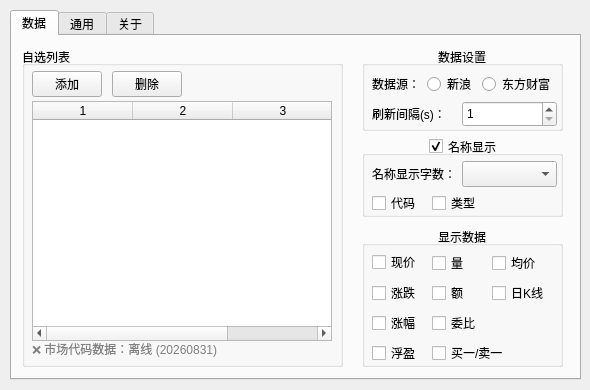
Before: the Qt Designer form stockwidget/ui/generated/settings.ui in sbr0574/StockWidget, drawn with Qt 5.
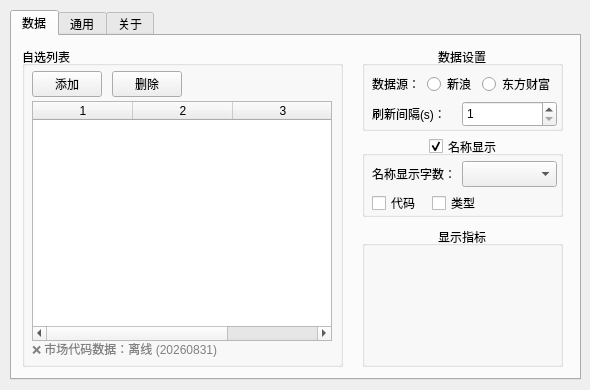
After: the same form once the commit is applied. Icons and pictures are not drawn.

Commit message:
feat: Refactor settings dialog to use dynamic metric pool
- Replaced static checkboxes for metrics in the settings dialog with a dynamic MetricPoolWidget.
- Updated UI elements in settings.ui to reflect the new metric display terminology.
- Removed legacy checkbox connections and integrated metric visibility management through the new pool.
- Added functionality to maintain the order and visibility of metrics using drag-and-drop in the MetricPoolWidget.
- Implemented tests for metric layout and pool interactions to ensure proper functionality and state management.

```diff
--- a/stockwidget/ui/generated/settings.ui
+++ b/stockwidget/ui/generated/settings.ui
@@ -209,7 +209,7 @@
       </rect>
      </property>
      <property name="title">
-      <string>显示数据</string>
+      <string>显示指标</string>
      </property>
      <property name="alignment">
       <set>Qt::AlignmentFlag::AlignCenter</set>
@@ -217,136 +217,6 @@
      <property name="flat">
       <bool>true</bool>
      </property>
-     <widget class="QCheckBox" name="cb_price">
-      <property name="geometry">
-       <rect>
-        <x>10</x>
-        <y>24</y>
-        <width>51</width>
-        <height>24</height>
-       </rect>
-      </property>
-      <property name="text">
-       <string>现价</string>
-      </property>
-     </widget>
-     <widget class="QCheckBox" name="cb_diff">
-      <property name="geometry">
-       <rect>
-        <x>10</x>
-        <y>55</y>
-        <width>51</width>
-        <height>24</height>
-       </rect>
-      </property>
-      <property name="text">
-       <string>涨跌</string>
-      </property>
-     </widget>
-     <widget class="QCheckBox" name="cb_pct">
-      <property name="geometry">
-       <rect>
-        <x>10</x>
-        <y>85</y>
-        <width>61</width>
-        <height>24</height>
-       </rect>
-      </property>
-      <property name="text">
-       <string>涨幅</string>
-      </property>
-     </widget>
-     <widget class="QCheckBox" name="cb_vol">
-      <property name="geometry">
-       <rect>
-        <x>70</x>
-        <y>25</y>
-        <width>51</width>
-        <height>24</height>
-       </rect>
-      </property>
-      <property name="text">
-       <string>量</string>
-      </property>
-     </widget>
-     <widget class="QCheckBox" name="cb_amount">
-      <property name="geometry">
-       <rect>
-        <x>70</x>
-        <y>55</y>
-        <width>51</width>
-        <height>24</height>
-       </rect>
-      </property>
-      <property name="text">
-       <string>额</string>
-      </property>
-     </widget>
-     <widget class="QCheckBox" name="cb_avg">
-      <property name="geometry">
-       <rect>
-        <x>130</x>
-        <y>25</y>
-        <width>51</width>
-        <height>24</height>
-       </rect>
-      </property>
-      <property name="text">
-       <string>均价</string>
-      </property>
-     </widget>
-     <widget class="QCheckBox" name="cb_b1s1">
-      <property name="geometry">
-       <rect>
-        <x>70</x>
-        <y>115</y>
-        <width>88</width>
-        <height>24</height>
-       </rect>
-      </property>
-      <property name="text">
-       <string>买一/卖一</string>
-      </property>
-     </widget>
-     <widget class="QCheckBox" name="cb_commi">
-      <property name="geometry">
-       <rect>
-        <x>70</x>
-        <y>85</y>
-        <width>51</width>
-        <height>24</height>
-       </rect>
-      </property>
-      <property name="text">
-       <string>委比</string>
-      </property>
-     </widget>
-     <widget class="QCheckBox" name="cb_kline">
-      <property name="geometry">
-       <rect>
-        <x>130</x>
-        <y>55</y>
-        <width>71</width>
-        <height>24</height>
-       </rect>
-      </property>
-      <property name="text">
-       <string>日K线</string>
-      </property>
-     </widget>
-     <widget class="QCheckBox" name="cb_profit">
-      <property name="geometry">
-       <rect>
-        <x>10</x>
-        <y>115</y>
-        <width>61</width>
-        <height>24</height>
-       </rect>
-      </property>
-      <property name="text">
-       <string>浮盈</string>
-      </property>
-     </widget>
     </widget>
     <widget class="QGroupBox" name="gb_data_setting">
      <property name="geometry">
```
The commit also changes 8 other files.
